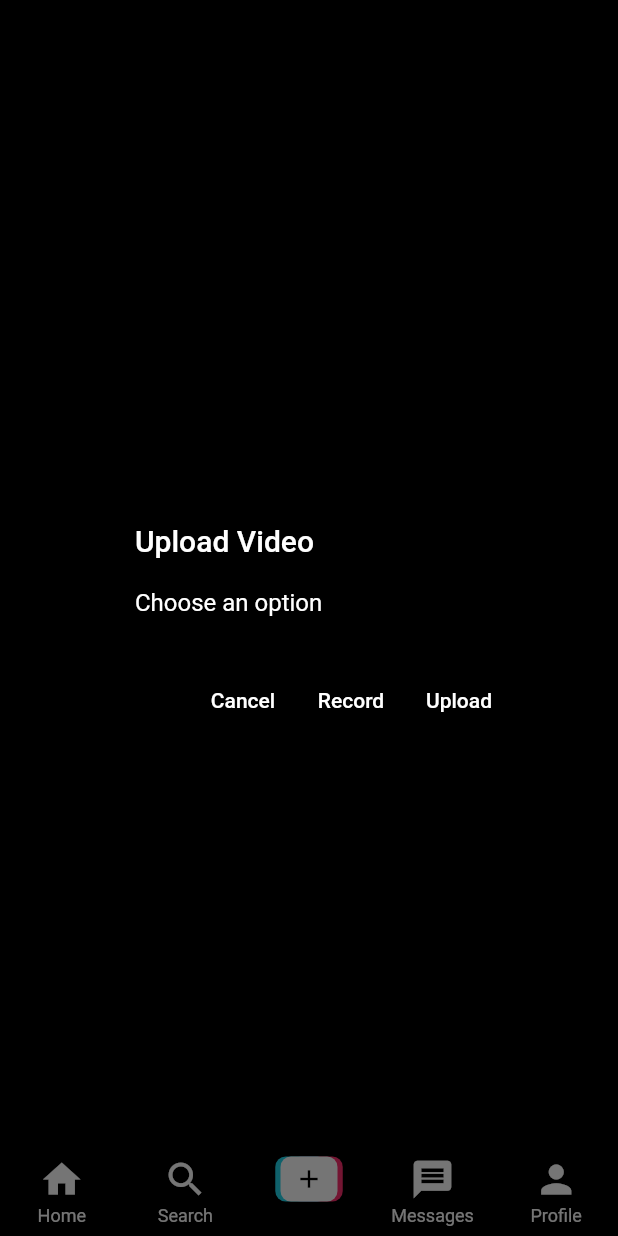
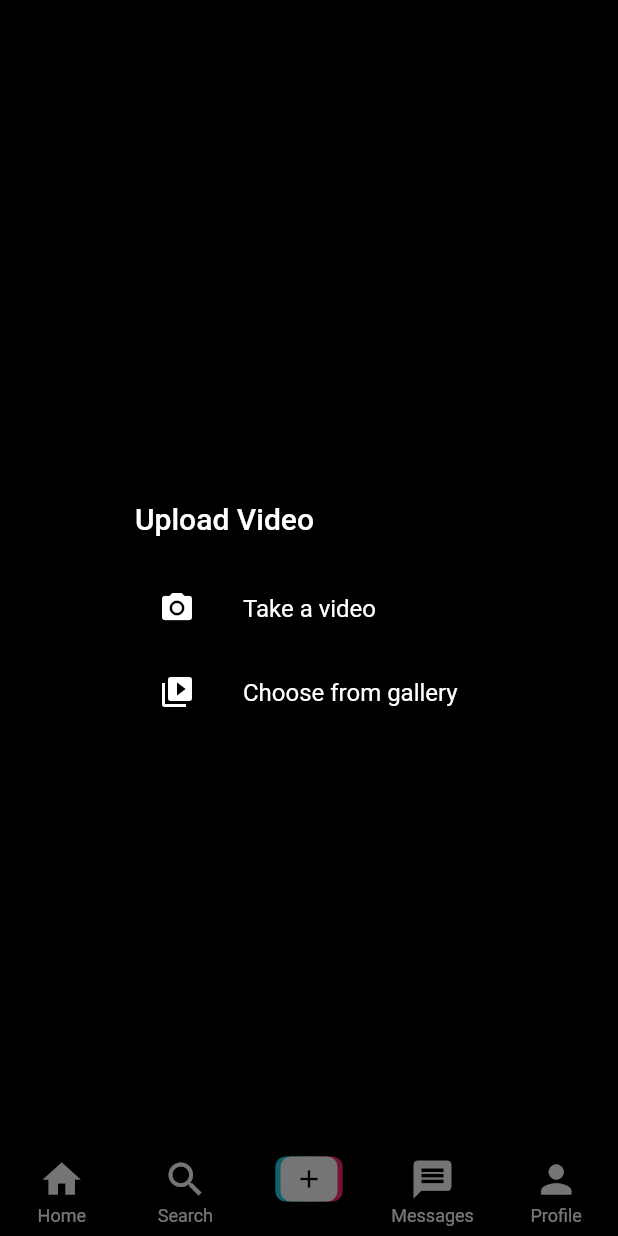
Before and after one commit to ekusiadadus/ctiktok, a Flutter app: the screen it shows once a user with an empty profile is signed in, item 3 of the bottom bar chosen, after a tap on "Upload Video", on a phone screen of 412 x 824 dp. Run offline on Flutter 3.47's test engine with Material 2 defaults, Android fonts, the phone set to English and light mode, and no system bars; our stand-ins replace cloud_firestore, firebase_auth, firebase_core, firebase_storage, get, image_picker; accounts and stored records are empty.

Commit message:
feat: :books: add take and upload video

```diff
--- a/lib/views/screens/upload_video_screen.dart
+++ b/lib/views/screens/upload_video_screen.dart
@@ -1,9 +1,25 @@
 import 'package:flutter/material.dart';
+import 'package:image_picker/image_picker.dart';
 
 import '../../constants.dart';
+import 'confirm_screen.dart';
 
 class UploadVideoScreen extends StatelessWidget {
   const UploadVideoScreen({Key? key}) : super(key: key);
+
+  pickVideo(ImageSource src, BuildContext context) async {
+    final picker = ImagePicker();
+    final pickedFile = await picker.pickVideo(source: src);
+    if (pickedFile != null) {
+      Navigator.of(context).push(MaterialPageRoute(
+        builder: (context) => ConfirmScreen(),
+      ));
+    }
+  }
+
+  takeVideo(BuildContext context) {
+    pickVideo(ImageSource.camera, context);
+  }
 
   showOptionsDialog(BuildContext context) {
     showDialog(
@@ -11,33 +27,41 @@ class UploadVideoScreen extends StatelessWidget {
       builder: (context) {
         return AlertDialog(
           backgroundColor: backgroundColor,
-          title:
-              const Text('Upload Video', style: TextStyle(color: Colors.white)),
-          content: const Text('Choose an option',
-              style: TextStyle(color: Colors.white)),
-          actions: [
-            TextButton(
-              onPressed: () {
-                Navigator.pop(context);
-              },
-              child:
-                  const Text('Cancel', style: TextStyle(color: Colors.white)),
-            ),
-            TextButton(
-              onPressed: () {
-                Navigator.pop(context);
-              },
-              child:
-                  const Text('Record', style: TextStyle(color: Colors.white)),
-            ),
-            TextButton(
-              onPressed: () {
-                Navigator.pop(context);
-              },
-              child:
-                  const Text('Upload', style: TextStyle(color: Colors.white)),
-            ),
-          ],
+          title: const Text(
+            'Upload Video',
+            style: TextStyle(color: Colors.white),
+          ),
+          content: Column(
+            mainAxisSize: MainAxisSize.min,
+            children: [
+              ListTile(
+                leading: const Icon(
+                  Icons.camera_alt,
+                  color: Colors.white,
+                ),
+                title: const Text(
+                  'Take a video',
+                  style: TextStyle(color: Colors.white),
+                ),
+                onTap: () {
+                  takeVideo(context);
+                },
+              ),
+              ListTile(
+                leading: const Icon(
+                  Icons.video_library,
+                  color: Colors.white,
+                ),
+                title: const Text(
+                  'Choose from gallery',
+                  style: TextStyle(color: Colors.white),
+                ),
+                onTap: () {
+                  pickVideo(ImageSource.gallery, context);
+                },
+              ),
+            ],
+          ),
         );
       },
     );
```
Also changed, not shown: lib/views/screens/confirm_screen.dart (added, +29 -0 lines).
